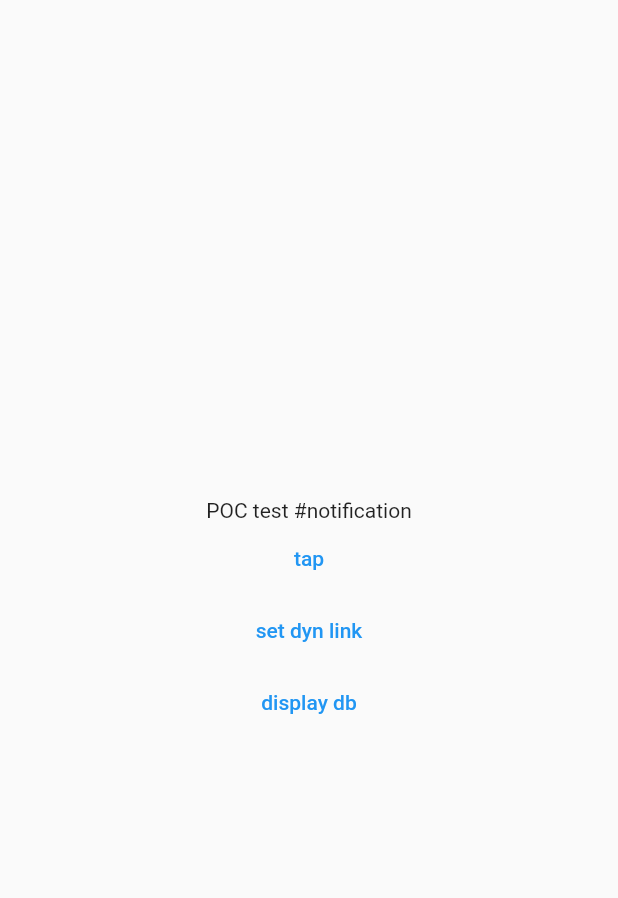
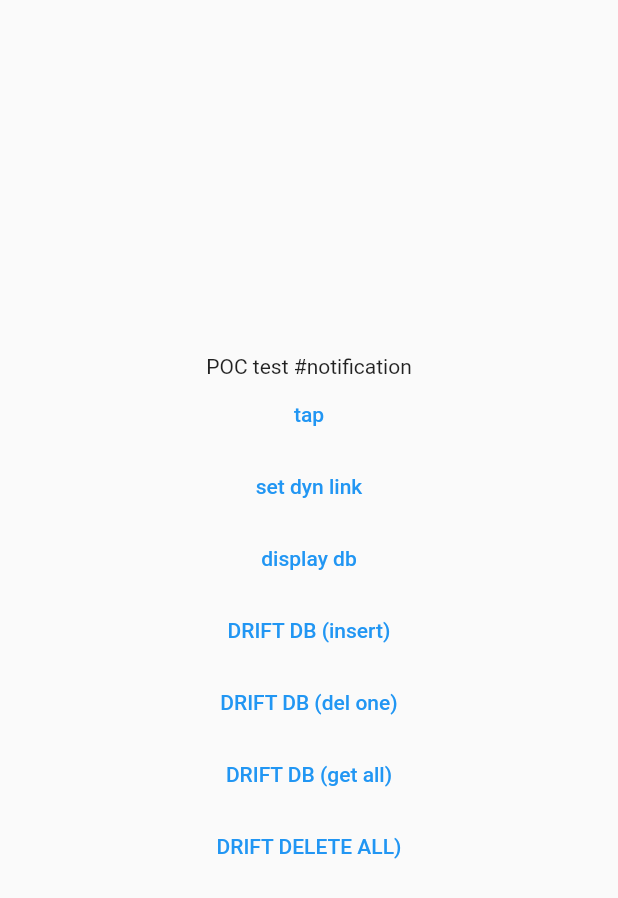
Before and after one commit to confesi/confesi_notification_deep_link_poc, a Flutter app: the screen it shows after launch, after a tap on "tap", on a phone screen of 412 x 824 dp. Shown: the top 898 px of the screen. Run offline on Flutter 3.47's test engine with Material 2 defaults, Android fonts, the phone set to English and light mode, and no system bars; our stand-ins replace dartz, drift, firebase_core, firebase_dynamic_links, firebase_messaging, flutter_local_notifications and 2 more; accounts and stored records are empty; generated files the repository leaves out were written again.

Commit message:
notifications working that go to a db

```diff
--- /dev/null
+++ b/lib/db/message_db.dart
@@ -0,0 +1,34 @@
+import 'dart:io';
+import 'package:drift/drift.dart';
+import 'package:notification_test/db/message_table.dart';
+import 'package:path/path.dart' as path;
+import 'package:path_provider/path_provider.dart';
+import 'package:drift/native.dart';
+
+part 'message_db.g.dart';
+
+LazyDatabase _openConnection() {
+  return LazyDatabase(() async {
+    final dbFolder = await getApplicationDocumentsDirectory();
+    final file = File(path.join(dbFolder.path, "message.sqlite"));
+
+    return NativeDatabase(file);
+  });
+}
+
+// todo: handle exceptions
+@DriftDatabase(tables: [Message])
+class AppDb extends _$AppDb {
+  AppDb() : super(_openConnection());
+
+  @override
+  int get schemaVersion => 1;
+
+  Future<List<MessageData>> getAllMessages() => select(message).get();
+
+  Future<int> deleteMessage(int id) => (delete(message)..where((t) => t.id.equals(id))).go();
+
+  Future<int> insertMessage(MessageCompanion entity) async => into(message).insert(entity);
+
+  Future<int> deleteAllMessages() => delete(message).go();
+}
--- /dev/null
+++ b/lib/db/message_table.dart
@@ -0,0 +1,11 @@
+import 'package:drift/drift.dart';
+
+class Message extends Table {
+  IntColumn get id => integer().autoIncrement()();
+  TextColumn get title => text()();
+  TextColumn get content => text()();
+  DateTimeColumn get date => dateTime().withDefault(Constant(DateTime.now()))();
+}
+
+// flutter pub run build_runner build --delete-conflicting-outputs
+//! for changes, this rebuilds the database classes
--- a/lib/main.dart
+++ b/lib/main.dart
@@ -2,27 +2,39 @@ import 'package:dartz/dartz.dart' as s;
 import 'package:firebase_core/firebase_core.dart';
 import 'package:firebase_messaging/firebase_messaging.dart';
 import 'package:flutter/material.dart';
+import 'package:notification_test/db/message_db.dart';
 import 'package:notification_test/deep_links.dart';
 import 'package:notification_test/in_app_messages.dart';
 import 'firebase_options.dart';
 import 'message.dart';
 import 'notifications.dart';
+import 'package:drift/drift.dart' as drift;
 
 // Firebase requires this to be a top-level function
+@pragma('vm:entry-point')
 Future<void> _firebaseMessagingBackgroundHandler(RemoteMessage message) async {
   // If you're going to use other Firebase services in the background, such as Firestore,
   // make sure you call `initializeApp` before using other Firebase services.d
   InAppMessageService service = InAppMessageService();
   // await Hive.initFlutter();
-  await service.init();
+  // await service.init();
 
-  service.addMessage(
-    Message(
-      title: message.notification!.title!,
-      body: message.notification!.body!,
-      dateTime: DateTime.now(),
-    ),
+  // service.addMessage(
+  //   Message(
+  //     title: message.notification!.title!,
+  //     body: message.notification!.body!,
+  //     dateTime: DateTime.now(),
+  //   ),
+  // );
+
+  //! DRIFT DB STUFF
+  final entity = MessageCompanion(
+    title: drift.Value(message.notification!.title!),
+    content: const drift.Value("(created from notification)"),
+    date: drift.Value(DateTime.now()),
   );
+  AppDb db = AppDb();
+  db.insertMessage(entity).then((value) => print("Inserted: $value"));
 
   print("======================> Handling a background message: ${message.messageId}");
 }
@@ -94,10 +106,20 @@ class HomeScreen extends StatefulWidget {
 }
 
 class _HomeScreenState extends State<HomeScreen> {
+  late AppDb _db;
+
   @override
   void initState() {
     link(context);
+    _db = AppDb();
+    displayAllMessagesFromDrift();
     super.initState();
+  }
+
+  void displayAllMessagesFromDrift() async {
+    final messages = await _db.getAllMessages();
+    print("==================> DRIFT MESSAGES: ");
+    print(messages);
   }
 
   void displayMessages() async {
@@ -146,18 +168,53 @@ class _HomeScreenState extends State<HomeScreen> {
               var ans = await FirebaseMessaging.instance.getNotificationSettings();
               print(ans.authorizationStatus);
             },
-            child: Text("tap"),
+            child: const Text("tap"),
           ),
           TextButton(
             onPressed: () async {
               (await DeepLinkService().buildLink("/post?id=55", "This is a super cool post"))
                   .fold((link) => print("Link: $link"), (failure) => print("FAILURE!!"));
             },
-            child: Text("set dyn link"),
+            child: const Text("set dyn link"),
           ),
           TextButton(
             onPressed: () => displayMessages(),
             child: const Text("display db"),
+          ),
+          TextButton(
+            onPressed: () {
+              final entity = MessageCompanion(
+                title: const drift.Value("HEY TITLE"),
+                content: const drift.Value("hEy BODY"),
+                date: drift.Value(DateTime.now()),
+              );
+              _db.insertMessage(entity).then((value) => print("Inserted: $value"));
+            },
+            child: const Text("DRIFT DB (insert)"),
+          ),
+          TextButton(
+            onPressed: () {
+              _db.deleteMessage(1).then((value) => print("Deleted: $value"));
+            },
+            child: const Text("DRIFT DB (del one)"),
+          ),
+          TextButton(
+            onPressed: () async {
+              List<MessageData> values = await _db.getAllMessages();
+              final scaffoldMessenger = ScaffoldMessenger.of(context);
+              scaffoldMessenger.showSnackBar(
+                SnackBar(
+                  content: Text("data: $values"),
+                ),
+              );
+            },
+            child: const Text("DRIFT DB (get all)"),
+          ),
+          TextButton(
+            onPressed: () {
+              _db.deleteAllMessages().then((value) => print("Deleted all: $value"));
+            },
+            child: const Text("DRIFT DELETE ALL)"),
           ),
         ],
       )),
--- a/pubspec.yaml
+++ b/pubspec.yaml
@@ -46,6 +46,10 @@ dependencies:
   hive_flutter: ^1.1.0
   path_provider: ^2.0.14
   flutter_local_notifications: ^8.2.0
+  drift: ^2.6.0
+  path: ^1.8.2
+  sqlite3_flutter_libs: ^0.5.13
+  drift_dev: ^2.6.0
 
 dev_dependencies:
   flutter_test:
```
Also changed, not shown: lib/db/message_db.g.dart (added), pubspec.lock, 5 other files.
